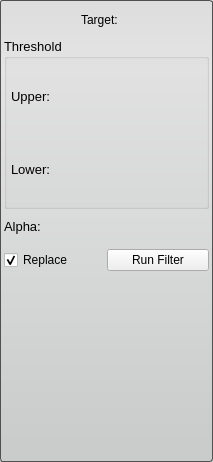
This is src/Interface/ToolInterface/HistogramEqualizationFilterInterface.ui in SCIInstitute/Seg3D as Qt 5 draws it before an edit. The edited form follows.
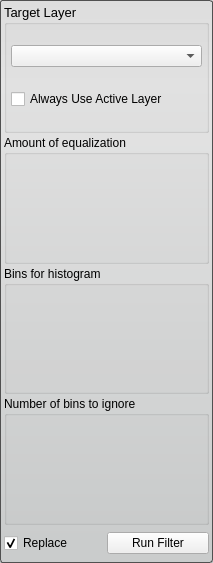
This is the edited form.

Commit message: adding the first nrrd based filter and cleaning up the UIs of various filters

The edit to the form file:
```diff
--- a/src/Interface/ToolInterface/HistogramEqualizationFilterInterface.ui
+++ b/src/Interface/ToolInterface/HistogramEqualizationFilterInterface.ui
@@ -7,11 +7,11 @@
     <x>0</x>
     <y>0</y>
     <width>213</width>
-    <height>462</height>
+    <height>563</height>
    </rect>
   </property>
   <property name="sizePolicy">
-   <sizepolicy hsizetype="Expanding" vsizetype="Fixed">
+   <sizepolicy hsizetype="Expanding" vsizetype="Preferred">
     <horstretch>0</horstretch>
     <verstretch>0</verstretch>
    </sizepolicy>
@@ -47,160 +47,92 @@
     <number>4</number>
    </property>
    <item>
-    <layout class="QHBoxLayout" name="activeHLayout" stretch="1">
-     <property name="spacing">
-      <number>0</number>
-     </property>
+    <layout class="QHBoxLayout" name="horizontalLayout_6">
      <item>
-      <widget class="QLabel" name="activeLabel">
-       <property name="sizePolicy">
-        <sizepolicy hsizetype="Fixed" vsizetype="Preferred">
-         <horstretch>0</horstretch>
-         <verstretch>0</verstretch>
-        </sizepolicy>
-       </property>
-       <property name="minimumSize">
-        <size>
-         <width>50</width>
-         <height>0</height>
-        </size>
-       </property>
-       <property name="text">
-        <string>Target:</string>
-       </property>
-      </widget>
-     </item>
-    </layout>
-   </item>
-   <item>
-    <widget class="QGroupBox" name="thresholdGroupBox">
-     <property name="sizePolicy">
-      <sizepolicy hsizetype="Expanding" vsizetype="Fixed">
-       <horstretch>0</horstretch>
-       <verstretch>0</verstretch>
-      </sizepolicy>
-     </property>
-     <property name="minimumSize">
-      <size>
-       <width>0</width>
-       <height>171</height>
-      </size>
-     </property>
-     <property name="maximumSize">
-      <size>
-       <width>16777215</width>
-       <height>171</height>
-      </size>
-     </property>
+      <widget class="QGroupBox" name="target_groupbox_">
      <property name="font">
       <font>
        <pointsize>10</pointsize>
       </font>
      </property>
      <property name="title">
-      <string>Threshold</string>
-     </property>
-     <property name="flat">
-      <bool>false</bool>
-     </property>
-     <layout class="QVBoxLayout" name="verticalLayout">
-      <property name="spacing">
-       <number>0</number>
-      </property>
+        <string>Target Layer</string>
+       </property>
+       <layout class="QVBoxLayout" name="verticalLayout_4">
       <property name="margin">
-       <number>0</number>
-      </property>
-      <item>
-       <layout class="QHBoxLayout" name="upperHLayout_top">
-        <property name="leftMargin">
          <number>4</number>
         </property>
-        <property name="rightMargin">
-         <number>4</number>
-        </property>
         <item>
-         <widget class="QLabel" name="upperLabel">
-          <property name="font">
-           <font>
-            <pointsize>10</pointsize>
-           </font>
-          </property>
+         <widget class="QComboBox" name="target_layer_"/>
+        </item>
+        <item>
+         <widget class="QCheckBox" name="use_active_layer_">
           <property name="text">
-           <string>Upper:</string>
+           <string>Always Use Active Layer</string>
           </property>
          </widget>
         </item>
        </layout>
-      </item>
-      <item>
-       <layout class="QHBoxLayout" name="upperHLayout_bottom">
-        <property name="spacing">
-         <number>0</number>
-        </property>
-        <property name="leftMargin">
-         <number>4</number>
-        </property>
-        <property name="rightMargin">
-         <number>4</number>
-        </property>
+      </widget>
+     </item>
        </layout>
       </item>
       <item>
-       <layout class="QHBoxLayout" name="lowerHLayout_top">
-        <property name="leftMargin">
-         <number>4</number>
-        </property>
-        <property name="rightMargin">
+    <layout class="QHBoxLayout" name="amountHLayout_top">
+     <item>
+      <widget class="QGroupBox" name="groupBox">
+       <property name="title">
+        <string>Amount of equalization</string>
+       </property>
+       <layout class="QHBoxLayout" name="horizontalLayout_3">
+        <property name="margin">
          <number>4</number>
         </property>
         <item>
-         <widget class="QLabel" name="lowerLabel">
-          <property name="font">
-           <font>
-            <pointsize>10</pointsize>
-           </font>
-          </property>
-          <property name="text">
-           <string>Lower:</string>
-          </property>
+         <layout class="QHBoxLayout" name="amountHLayout_bottom"/>
+        </item>
+       </layout>
          </widget>
         </item>
        </layout>
       </item>
       <item>
-       <layout class="QHBoxLayout" name="lowerHLayout_bottom">
-        <property name="spacing">
-         <number>0</number>
-        </property>
-        <property name="leftMargin">
+    <layout class="QHBoxLayout" name="binsHLayout_top">
+     <item>
+      <widget class="QGroupBox" name="groupBox_2">
+       <property name="title">
+        <string>Bins for histogram</string>
+       </property>
+       <layout class="QHBoxLayout" name="horizontalLayout_4">
+        <property name="margin">
          <number>4</number>
         </property>
-        <property name="rightMargin">
-         <number>4</number>
-        </property>
-       </layout>
+        <item>
+         <layout class="QHBoxLayout" name="binsHLayout_bottom"/>
       </item>
      </layout>
     </widget>
    </item>
+    </layout>
+   </item>
    <item>
     <layout class="QHBoxLayout" name="alphaHLayout_top">
      <item>
-      <widget class="QLabel" name="alphaLabel">
-       <property name="font">
-        <font>
-         <pointsize>10</pointsize>
-        </font>
+      <widget class="QGroupBox" name="groupBox_3">
+       <property name="title">
+        <string>Number of bins to ignore</string>
        </property>
-       <property name="text">
-        <string>Alpha:</string>
-       </property>
-      </widget>
-     </item>
-    </layout>
-   </item>
-   <item>
-    <layout class="QHBoxLayout" name="alphaHLayout_bottom"/>
+       <layout class="QHBoxLayout" name="horizontalLayout_5">
+        <property name="margin">
+         <number>4</number>
+        </property>
+        <item>
+         <layout class="QHBoxLayout" name="ignore_binsHLayout_bottom"/>
+        </item>
+       </layout>
+      </widget>
+     </item>
+    </layout>
    </item>
    <item>
     <widget class="QWidget" name="replaceRunWidget" native="true">
@@ -244,22 +176,7 @@
     </widget>
    </item>
    <item>
-    <widget class="QWidget" name="widget" native="true">
-     <property name="minimumSize">
-      <size>
-       <width>205</width>
-       <height>180</height>
-      </size>
-     </property>
-     <layout class="QHBoxLayout" name="histogramHLayout">
-      <property name="spacing">
-       <number>0</number>
-      </property>
-      <property name="margin">
-       <number>1</number>
-      </property>
-     </layout>
-    </widget>
+    <layout class="QHBoxLayout" name="histogramHLayout"/>
    </item>
   </layout>
  </widget>
```
Left out of the diff: 2 changed lines with no effect on the pictures. Lines whose indentation alone changed are shown as unchanged. The commit also changes 34 other files.
